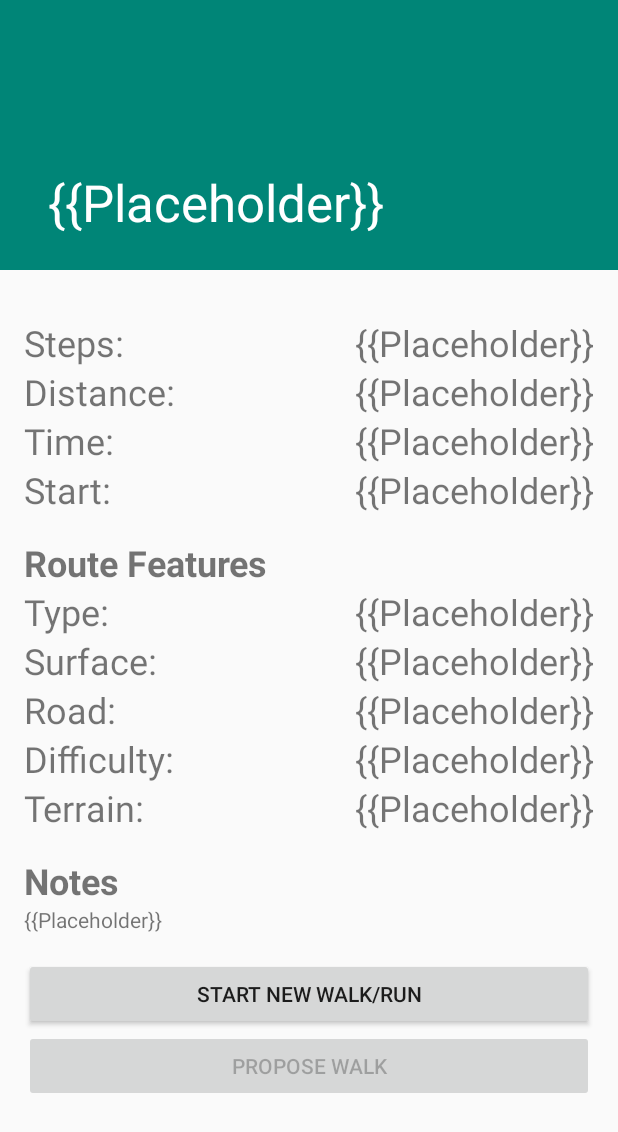
After one commit to UCSD-CSE-110-2020/team-project-team33, an Android app: the layout fragment_proposed_walk.xml on its own in the app's theme, with its tools: preview values and no code run, on a phone screen of 412 x 824 dp. The commit adds this screen. Shown: the top 1132 px of the screen. Run offline under Robolectric (Android 15) with nearby library versions, the phone set to English and light mode, and no system bars.

Commit message:
Added code for widthdrawing, canceling, scheduling, accepting a walk

```diff
--- a/app/src/main/java/com/example/walkwalkrevolution/Constants.java
+++ b/app/src/main/java/com/example/walkwalkrevolution/Constants.java
@@ -20,5 +20,5 @@ public class Constants {
     public static final String ROUTE_PROPOSED = "Route proposed";
     public static final String INVALID_TIME = "Invalid time";
 
-    public static final String DATE_FORMAT_STRING = "MM/dd/yyyy hh:mm";
+    public static final String DATE_FORMAT_STRING = "hh:mm MM/dd/yyyy";
 }
--- a/app/src/main/java/com/example/walkwalkrevolution/TabActivity.java
+++ b/app/src/main/java/com/example/walkwalkrevolution/TabActivity.java
@@ -18,6 +18,7 @@ import com.example.walkwalkrevolution.routemanagement.TeammateRoute;
 import com.example.walkwalkrevolution.ui.main.AcceptInviteFragment;
 import com.example.walkwalkrevolution.ui.main.EnterRouteInfoFragment;
 import com.example.walkwalkrevolution.ui.main.InviteFragment;
+import com.example.walkwalkrevolution.ui.main.ProposedWalkFragment;
 import com.example.walkwalkrevolution.ui.main.RouteInfoFragment;
 import com.example.walkwalkrevolution.ui.main.TabFragment;
 import com.example.walkwalkrevolution.walktracker.WalkInfo;
@@ -96,6 +97,8 @@ public class TabActivity extends AppCompatActivity {
 
     public void launchProposedRouteFragment(TeammateRoute route) {
         Log.i(TAG, "Launching ProposedRouteFragment");
+        ProposedWalkFragment proposedWalkFragment = new ProposedWalkFragment(this, route, db, account);
+        launchFragment(proposedWalkFragment);
     }
 
     public void launchFragment(Fragment fragment) {
--- /dev/null
+++ b/app/src/main/res/layout/fragment_proposed_walk.xml
@@ -0,0 +1,41 @@
+<?xml version="1.0" encoding="utf-8"?>
+<androidx.coordinatorlayout.widget.CoordinatorLayout xmlns:android="http://schemas.android.com/apk/res/android"
+    xmlns:app="http://schemas.android.com/apk/res-auto"
+    xmlns:tools="http://schemas.android.com/tools"
+    android:layout_width="match_parent"
+    android:layout_height="match_parent"
+    android:fitsSystemWindows="true"
+    tools:context=".ui.main.RouteInfoFragment">
+
+    <com.google.android.material.appbar.AppBarLayout
+        android:id="@+id/app_bar"
+        android:layout_width="match_parent"
+        android:layout_height="@dimen/app_bar_height"
+        android:fitsSystemWindows="true"
+        android:theme="@style/AppTheme.AppBarOverlay">
+
+        <com.google.android.material.appbar.CollapsingToolbarLayout
+            android:id="@+id/toolbar_layout"
+            android:layout_width="match_parent"
+            android:layout_height="match_parent"
+            android:fitsSystemWindows="true"
+            app:contentScrim="?attr/colorPrimary"
+            app:layout_scrollFlags="scroll|exitUntilCollapsed"
+            app:toolbarId="@+id/toolbar"
+            app:collapsedTitleGravity="center_vertical"
+            app:titleEnabled="true"
+            app:title="@string/general_placeholder">
+
+            <androidx.appcompat.widget.Toolbar
+                android:id="@+id/toolbar"
+                android:layout_width="match_parent"
+                android:layout_height="?attr/actionBarSize"
+                app:layout_collapseMode="pin"
+                app:popupTheme="@style/AppTheme.PopupOverlay" />
+
+        </com.google.android.material.appbar.CollapsingToolbarLayout>
+    </com.google.android.material.appbar.AppBarLayout>
+
+    <include layout="@layout/fragment_route_info_scrolling" />
+
+</androidx.coordinatorlayout.widget.CoordinatorLayout>
--- a/app/src/main/res/layout/fragment_route_info_scrolling.xml
+++ b/app/src/main/res/layout/fragment_route_info_scrolling.xml
@@ -267,6 +267,12 @@
                 android:text="@string/general_placeholder" />
         </LinearLayout>
 
+        <LinearLayout
+            android:id="@+id/routeButtons"
+            android:layout_width="match_parent"
+            android:layout_height="match_parent"
+            android:orientation="vertical">
+
             <Button
                 android:id="@+id/buttonStartWalk"
                 android:layout_width="match_parent"
@@ -279,6 +285,54 @@
                 android:layout_height="wrap_content"
                 android:enabled="false"
                 android:text="@string/propose_button" />
+
+        </LinearLayout>
+
+        <LinearLayout
+            android:id="@+id/recieverActions"
+            android:layout_width="match_parent"
+            android:layout_height="match_parent"
+            android:visibility="gone"
+            android:orientation="horizontal">
+
+            <Button
+                android:id="@+id/acceptButton"
+                android:layout_width="wrap_content"
+                android:layout_height="wrap_content"
+                android:layout_weight="1"
+                android:text="@string/accept_button" />
+
+            <Button
+                android:id="@+id/declineButton"
+                android:layout_width="wrap_content"
+                android:layout_height="wrap_content"
+                android:layout_weight="1"
+                android:text="@string/decline_button" />
+        </LinearLayout>
+
+        <LinearLayout
+            android:id="@+id/ownerActions"
+            android:layout_width="match_parent"
+            android:layout_height="match_parent"
+            android:visibility="gone"
+            android:orientation="horizontal">
+
+            <Button
+                android:id="@+id/withdrawButton"
+                android:layout_width="wrap_content"
+                android:layout_height="wrap_content"
+                android:layout_weight="1"
+                android:text="@string/withdraw_button_text" />
+
+            <Button
+                android:id="@+id/scheduleButton"
+                android:layout_width="wrap_content"
+                android:layout_height="wrap_content"
+                android:layout_weight="1"
+                android:enabled="false"
+                android:text="@string/schedule_button_text" />
+        </LinearLayout>
+
     </LinearLayout>
 
 </androidx.core.widget.NestedScrollView>
--- a/app/src/main/res/layout/item_proposed_route.xml
+++ b/app/src/main/res/layout/item_proposed_route.xml
@@ -25,12 +25,12 @@
             android:id="@+id/initialsIcon"
             android:layout_width="wrap_content"
             android:layout_height="match_parent"
-            android:layout_weight="1"
+            android:layout_marginLeft="@dimen/text_margin"
+            android:layout_weight="0"
             android:background="@drawable/teammate_icon"
             android:gravity="center"
             android:padding="@dimen/general_padding"
             android:text="JL"
-            android:layout_marginLeft="@dimen/text_margin"
             android:textSize="12dp" />
 
     </LinearLayout>
--- a/app/src/main/res/layout/item_route.xml
+++ b/app/src/main/res/layout/item_route.xml
@@ -25,12 +25,12 @@
             android:id="@+id/initialsIcon"
             android:layout_width="wrap_content"
             android:layout_height="match_parent"
-            android:layout_weight="1"
+            android:layout_marginLeft="@dimen/text_margin"
+            android:layout_weight="0"
             android:background="@drawable/teammate_icon"
             android:gravity="center"
             android:padding="@dimen/general_padding"
             android:text="JL"
-            android:layout_marginLeft="@dimen/text_margin"
             android:textSize="12dp" />
 
     </LinearLayout>
--- a/app/src/main/res/values/strings.xml
+++ b/app/src/main/res/values/strings.xml
@@ -73,4 +73,7 @@
 
     <string name="scheduled_time_text">Scheduled Time:</string>
     <string name="proposed_time_text">Proposed Time:</string>
+
+    <string name="withdraw_button_text">Withdraw</string>
+    <string name="schedule_button_text">Schedule</string>
 </resources>
```
Also changed, not shown: app/src/main/java/com/example/walkwalkrevolution/cloud/FirebaseAdapter.java (+16 -0 lines), app/src/main/java/com/example/walkwalkrevolution/ui/main/ProposedWalkFragment.java (added, +217 -0 lines). Lines whose indentation alone changed are shown as unchanged.
